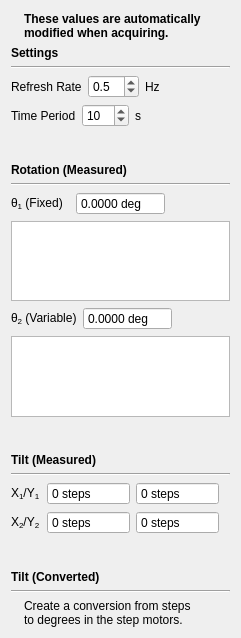
The window that client/src/windows/position_window.ui (lPrimemaster/DCScan-GUI) describes before a commit, drawn with Qt 5.
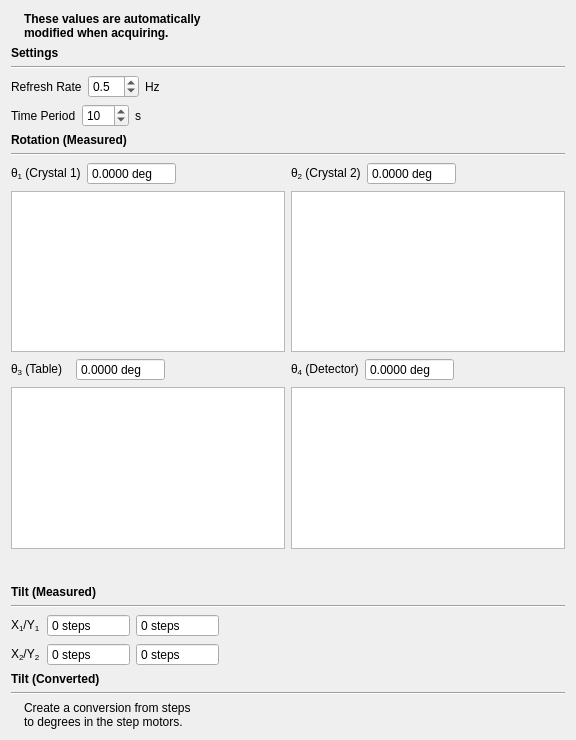
The same window after the commit. Icons and pictures are not drawn. Custom widgets are drawn as their Qt base class.

Commit message: Add graphs for new positions management.

What changed in the file:
```diff
--- a/client/src/windows/position_window.ui
+++ b/client/src/windows/position_window.ui
@@ -6,8 +6,8 @@
    <rect>
     <x>0</x>
     <y>0</y>
-    <width>241</width>
-    <height>638</height>
+    <width>576</width>
+    <height>740</height>
    </rect>
   </property>
   <property name="windowTitle">
@@ -178,22 +178,6 @@
      </item>
     </layout>
    </item>
-   <item>
-    <spacer name="verticalSpacer_2">
-     <property name="orientation">
-      <enum>Qt::Vertical</enum>
-     </property>
-     <property name="sizeType">
-      <enum>QSizePolicy::Fixed</enum>
-     </property>
-     <property name="sizeHint" stdset="0">
-      <size>
-       <width>20</width>
-       <height>30</height>
-      </size>
-     </property>
-    </spacer>
-   </item>
    <item>
     <widget class="QLabel" name="label_4">
      <property name="font">
@@ -215,6 +199,8 @@
     </widget>
    </item>
    <item>
+    <layout class="QGridLayout" name="gridLayout">
+     <item row="1" column="0">
     <layout class="QHBoxLayout" name="horizontalLayout_3">
      <item>
       <widget class="QLabel" name="label_3">
@@ -225,7 +211,7 @@
         </size>
        </property>
        <property name="text">
-        <string>&lt;html&gt;&lt;head/&gt;&lt;body&gt;&lt;p&gt;θ&lt;span style=&quot; vertical-align:sub;&quot;&gt;1&lt;/span&gt; (Fixed)&lt;/p&gt;&lt;/body&gt;&lt;/html&gt;</string>
+          <string>&lt;html&gt;&lt;head/&gt;&lt;body&gt;&lt;p&gt;θ&lt;span style=&quot; vertical-align:sub;&quot;&gt;1&lt;/span&gt; (Crystal 1)&lt;/p&gt;&lt;/body&gt;&lt;/html&gt;</string>
        </property>
       </widget>
      </item>
@@ -266,7 +252,7 @@
      </item>
     </layout>
    </item>
-   <item>
+     <item row="2" column="0">
     <widget class="QChartView" name="angle1_plot">
      <property name="minimumSize">
       <size>
@@ -282,12 +268,116 @@
      </property>
     </widget>
    </item>
+     <item row="3" column="0">
+      <layout class="QHBoxLayout" name="horizontalLayout_6">
    <item>
+        <widget class="QLabel" name="label_12">
+         <property name="minimumSize">
+          <size>
+           <width>59</width>
+           <height>0</height>
+          </size>
+         </property>
+         <property name="text">
+          <string>&lt;html&gt;&lt;head/&gt;&lt;body&gt;&lt;p&gt;θ&lt;span style=&quot; vertical-align:sub;&quot;&gt;3&lt;/span&gt; (Table)&lt;/p&gt;&lt;/body&gt;&lt;/html&gt;</string>
+         </property>
+        </widget>
+       </item>
+       <item>
+        <widget class="QDoubleSpinBox" name="doubleSpinBox_4">
+         <property name="readOnly">
+          <bool>true</bool>
+         </property>
+         <property name="buttonSymbols">
+          <enum>QAbstractSpinBox::NoButtons</enum>
+         </property>
+         <property name="suffix">
+          <string> deg</string>
+         </property>
+         <property name="decimals">
+          <number>4</number>
+         </property>
+         <property name="minimum">
+          <double>-360.000000000000000</double>
+         </property>
+         <property name="maximum">
+          <double>360.000000000000000</double>
+         </property>
+        </widget>
+       </item>
+       <item>
+        <spacer name="horizontalSpacer_6">
+         <property name="orientation">
+          <enum>Qt::Horizontal</enum>
+         </property>
+         <property name="sizeHint" stdset="0">
+          <size>
+           <width>40</width>
+           <height>20</height>
+          </size>
+         </property>
+        </spacer>
+       </item>
+      </layout>
+     </item>
+     <item row="3" column="1">
+      <layout class="QHBoxLayout" name="horizontalLayout_7">
+       <item>
+        <widget class="QLabel" name="label_13">
+         <property name="minimumSize">
+          <size>
+           <width>59</width>
+           <height>0</height>
+          </size>
+         </property>
+         <property name="text">
+          <string>&lt;html&gt;&lt;head/&gt;&lt;body&gt;&lt;p&gt;θ&lt;span style=&quot; vertical-align:sub;&quot;&gt;4&lt;/span&gt; (Detector)&lt;/p&gt;&lt;/body&gt;&lt;/html&gt;</string>
+         </property>
+        </widget>
+       </item>
+       <item>
+        <widget class="QDoubleSpinBox" name="doubleSpinBox_5">
+         <property name="readOnly">
+          <bool>true</bool>
+         </property>
+         <property name="buttonSymbols">
+          <enum>QAbstractSpinBox::NoButtons</enum>
+         </property>
+         <property name="suffix">
+          <string> deg</string>
+         </property>
+         <property name="decimals">
+          <number>4</number>
+         </property>
+         <property name="minimum">
+          <double>-360.000000000000000</double>
+         </property>
+         <property name="maximum">
+          <double>360.000000000000000</double>
+         </property>
+        </widget>
+       </item>
+       <item>
+        <spacer name="horizontalSpacer_10">
+         <property name="orientation">
+          <enum>Qt::Horizontal</enum>
+         </property>
+         <property name="sizeHint" stdset="0">
+          <size>
+           <width>40</width>
+           <height>20</height>
+          </size>
+         </property>
+        </spacer>
+       </item>
+      </layout>
+     </item>
+     <item row="1" column="1">
     <layout class="QHBoxLayout" name="horizontalLayout_4">
      <item>
       <widget class="QLabel" name="t2_label">
        <property name="text">
-        <string>&lt;html&gt;&lt;head/&gt;&lt;body&gt;&lt;p&gt;θ&lt;span style=&quot; vertical-align:sub;&quot;&gt;2&lt;/span&gt; (Variable)&lt;/p&gt;&lt;/body&gt;&lt;/html&gt;</string>
+          <string>&lt;html&gt;&lt;head/&gt;&lt;body&gt;&lt;p&gt;θ&lt;span style=&quot; vertical-align:sub;&quot;&gt;2&lt;/span&gt; (Crystal 2)&lt;/p&gt;&lt;/body&gt;&lt;/html&gt;</string>
        </property>
       </widget>
      </item>
@@ -331,7 +421,7 @@
      </item>
     </layout>
    </item>
-   <item>
+     <item row="2" column="1">
     <widget class="QChartView" name="angle2_plot">
      <property name="minimumSize">
       <size>
@@ -347,6 +437,40 @@
      </property>
     </widget>
    </item>
+     <item row="4" column="0">
+      <widget class="QChartView" name="angle3_plot">
+       <property name="minimumSize">
+        <size>
+         <width>0</width>
+         <height>70</height>
+        </size>
+       </property>
+       <property name="maximumSize">
+        <size>
+         <width>16777215</width>
+         <height>16777215</height>
+        </size>
+       </property>
+      </widget>
+     </item>
+     <item row="4" column="1">
+      <widget class="QChartView" name="angle4_plot">
+       <property name="minimumSize">
+        <size>
+         <width>0</width>
+         <height>70</height>
+        </size>
+       </property>
+       <property name="maximumSize">
+        <size>
+         <width>16777215</width>
+         <height>16777215</height>
+        </size>
+       </property>
+      </widget>
+     </item>
+    </layout>
+   </item>
    <item>
     <spacer name="verticalSpacer_3">
      <property name="orientation">
@@ -507,22 +631,6 @@
      </item>
     </layout>
    </item>
-   <item>
-    <spacer name="verticalSpacer_4">
-     <property name="orientation">
-      <enum>Qt::Vertical</enum>
-     </property>
-     <property name="sizeType">
-      <enum>QSizePolicy::Fixed</enum>
-     </property>
-     <property name="sizeHint" stdset="0">
-      <size>
-       <width>20</width>
-       <height>30</height>
-      </size>
-     </property>
-    </spacer>
-   </item>
    <item>
     <widget class="QLabel" name="label_9">
      <property name="font">
@@ -578,19 +686,6 @@
      </item>
     </layout>
    </item>
-   <item>
-    <spacer name="verticalSpacer">
-     <property name="orientation">
-      <enum>Qt::Vertical</enum>
-     </property>
-     <property name="sizeHint" stdset="0">
-      <size>
-       <width>20</width>
-       <height>40</height>
-      </size>
-     </property>
-    </spacer>
-   </item>
   </layout>
  </widget>
  <customwidgets>
```
Lines whose indentation alone changed are shown as unchanged. The commit also changes 4 other files.
